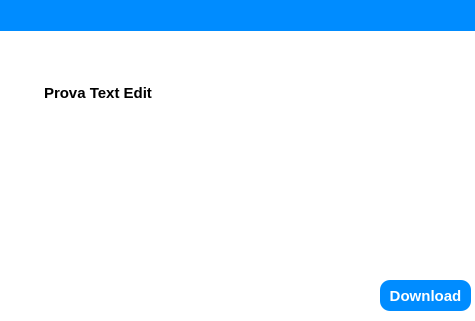
Above: view/recap_info_window.ui from ISacchitella/MicroOne_v1.1 before the change. Below: the same form after it.
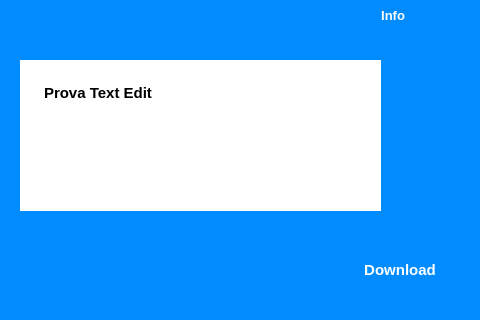
That is the form after the change. Icons and pictures are not drawn.

Patch:
```diff
--- a/view/recap_info_window.ui
+++ b/view/recap_info_window.ui
@@ -6,8 +6,8 @@
    <rect>
     <x>0</x>
     <y>0</y>
-    <width>475</width>
-    <height>321</height>
+    <width>480</width>
+    <height>320</height>
    </rect>
   </property>
   <property name="windowTitle">
@@ -22,10 +22,10 @@
    </property>
    <property name="geometry">
     <rect>
-     <x>380</x>
-     <y>280</y>
-     <width>91</width>
-     <height>31</height>
+     <x>340</x>
+     <y>240</y>
+     <width>120</width>
+     <height>60</height>
     </rect>
    </property>
    <property name="font">
@@ -123,8 +123,8 @@
     <rect>
      <x>0</x>
      <y>0</y>
-     <width>481</width>
-     <height>31</height>
+     <width>480</width>
+     <height>320</height>
     </rect>
    </property>
    <property name="styleSheet">
@@ -187,6 +187,41 @@
     <bool>true</bool>
    </property>
   </widget>
+  <widget class="QLabel" name="nome_label">
+   <property name="geometry">
+    <rect>
+     <x>195</x>
+     <y>0</y>
+     <width>210</width>
+     <height>31</height>
+    </rect>
+   </property>
+   <property name="font">
+    <font>
+     <family>Segoe UI</family>
+     <pointsize>10</pointsize>
+     <weight>75</weight>
+     <bold>true</bold>
+    </font>
+   </property>
+   <property name="styleSheet">
+    <string notr="true">background-color: rgb(0, 140, 255);
+
+color: rgb(255, 255, 255);</string>
+   </property>
+   <property name="text">
+    <string>Info</string>
+   </property>
+   <property name="alignment">
+    <set>Qt::AlignRight|Qt::AlignTrailing|Qt::AlignVCenter</set>
+   </property>
+  </widget>
+  <zorder>label_5</zorder>
+  <zorder>download_btn</zorder>
+  <zorder>recap_info_scrollarea</zorder>
+  <zorder>cancel_btn</zorder>
+  <zorder>pushButton</zorder>
+  <zorder>nome_label</zorder>
  </widget>
  <resources>
   <include location="img_resources.qrc"/>
```
Left out of the diff: 3 changed lines with no effect on the pictures.
